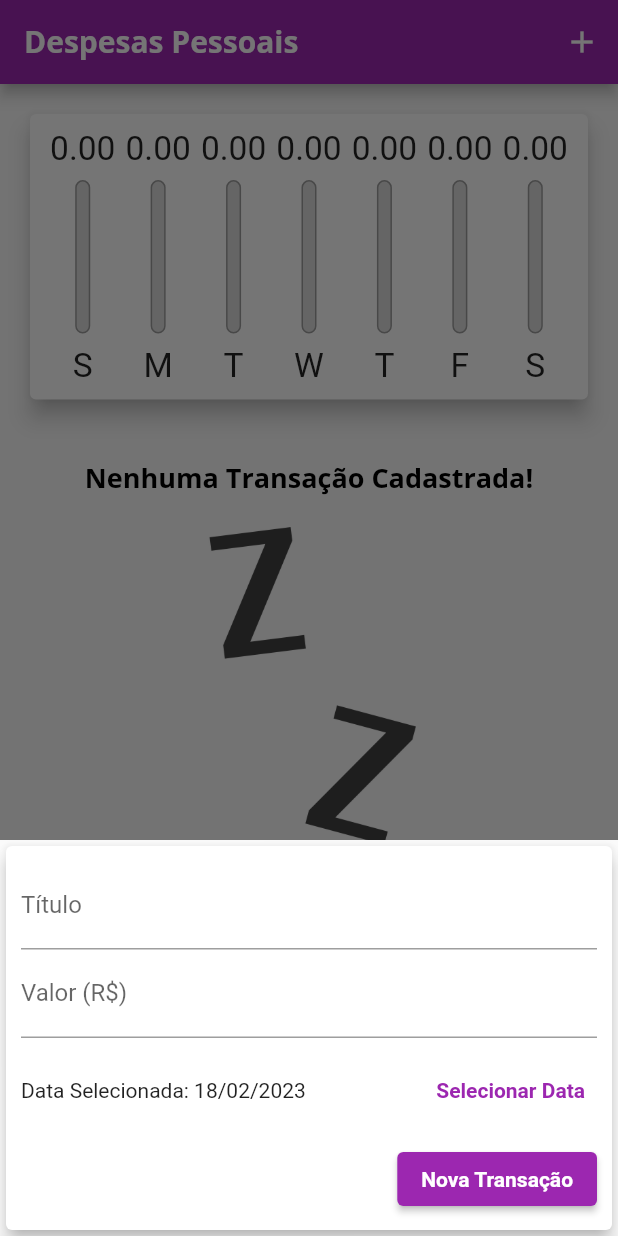
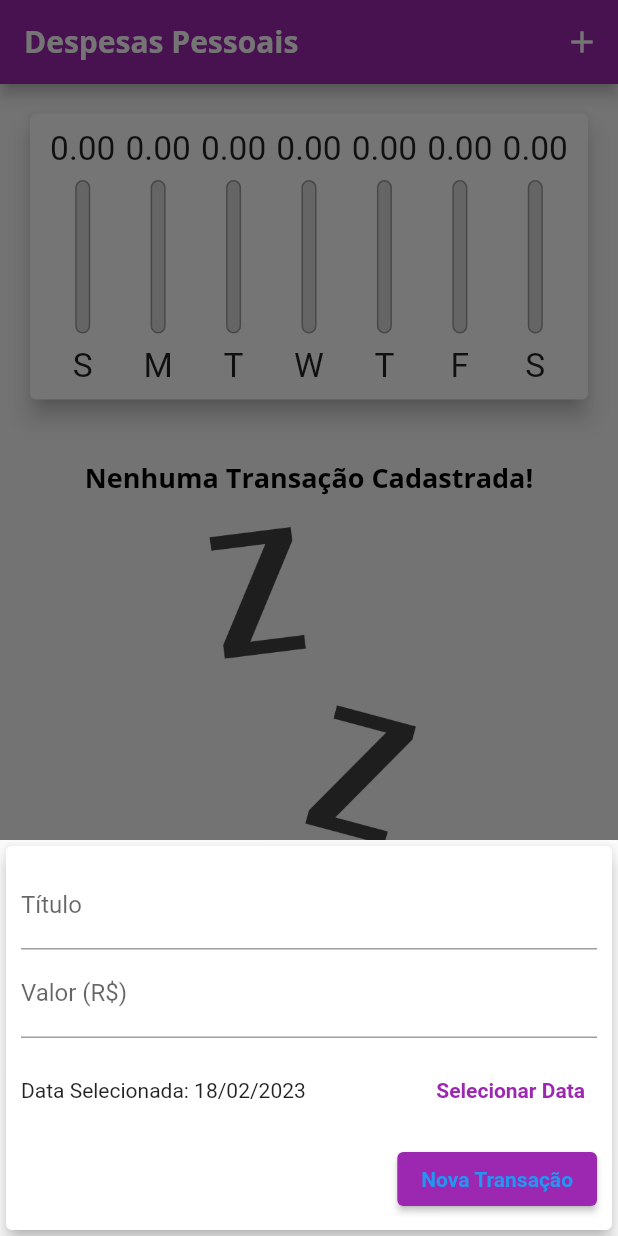
Before and after one commit to MatheusDCasanova/Expense-Controller, a Flutter app: the screen it shows after launch, after a tap on the "add" icon, on a phone screen of 412 x 824 dp. Run offline on Flutter 3.47's test engine with Material 2 defaults, Android fonts, the phone set to English and light mode, and no system bars.

Commit message:
adaptative changes

```diff
--- /dev/null
+++ b/lib/components/adaptative_button.dart
@@ -0,0 +1,33 @@
+import 'dart:io';
+import 'package:flutter/cupertino.dart';
+import 'package:flutter/material.dart';
+
+class AdaptativeButton extends StatelessWidget {
+  final String label;
+  final Function() onPressed;
+
+  const AdaptativeButton(
+    this.label,
+    this.onPressed,
+  );
+
+  @override
+  Widget build(BuildContext context) {
+    return Platform.isIOS
+        ? CupertinoButton(
+            child: Text(label),
+            onPressed: onPressed,
+            color: Theme.of(context).primaryColor,
+            padding: EdgeInsets.symmetric(
+              horizontal: 20,
+            ),
+          )
+        : ElevatedButton(
+            style: ButtonStyle(
+                foregroundColor: MaterialStateProperty.all<Color>(
+                    Theme.of(context).primaryColor)),
+            onPressed: onPressed,
+            child: Text(label),
+          );
+  }
+}
--- a/lib/components/transaction_form.dart
+++ b/lib/components/transaction_form.dart
@@ -1,5 +1,6 @@
 import 'package:flutter/material.dart';
 import 'package:intl/intl.dart';
+import 'adaptative_button.dart';
 
 class TransactionForm extends StatefulWidget {
   final void Function(String, double, DateTime) onSubmit;
@@ -99,15 +100,7 @@ class _TransactionFormState extends State<TransactionForm> {
               Row(
                 mainAxisAlignment: MainAxisAlignment.end,
                 children: <Widget>[
-                  ElevatedButton(
-                    child: Text(
-                      'Nova Transação',
-                      style: TextStyle(
-                        color: Theme.of(context).textTheme.button?.color,
-                      ),
-                    ),
-                    onPressed: _submitForm,
-                  ),
+                  AdaptativeButton('Nova Transação', _submitForm),
                 ],
               ),
             ],
--- a/lib/main.dart
+++ b/lib/main.dart
@@ -1,6 +1,8 @@
 import 'package:expenses/components/transaction_form.dart';
 import 'package:flutter/material.dart';
+import 'package:flutter/cupertino.dart';
 import 'dart:math';
+import 'dart:io';
 import 'components/transaction_form.dart';
 import 'components/transaction_list.dart';
 import 'components/chart.dart';
@@ -94,37 +96,47 @@ class _MyHomePageState extends State<MyHomePage> {
     );
   }
 
+  Widget _getIconButton(IconData icon, Function() fn) {
+    return Platform.isIOS
+        ? GestureDetector(onTap: fn, child: Icon(icon))
+        : IconButton(icon: Icon(icon), onPressed: fn);
+  }
+
   @override
   Widget build(BuildContext context) {
-    bool isLandscape =
-        MediaQuery.of(context).orientation == Orientation.landscape;
+    final mediaQuery = MediaQuery.of(context);
+    bool isLandscape = mediaQuery.orientation == Orientation.landscape;
+    final iconList = Platform.isIOS ? CupertinoIcons.refresh : Icons.list;
+    final chartList =
+        Platform.isIOS ? CupertinoIcons.refresh : Icons.show_chart;
 
-    final appBar = AppBar(
-      title: const Text('Despesas Pessoais'),
-      actions: [
+    final actions = [
       if (isLandscape)
-          IconButton(
-            icon: Icon(_showChart ? Icons.list : Icons.show_chart),
-            onPressed: () {
+        _getIconButton(
+          _showChart ? iconList : chartList,
+          () {
             setState(() {
               _showChart = !_showChart;
             });
           },
         ),
-        IconButton(
-          icon: const Icon(Icons.add),
-          onPressed: () => _openTransactionFormModal(context),
+      _getIconButton(
+        Platform.isIOS ? CupertinoIcons.add : Icons.add,
+        () => _openTransactionFormModal(context),
       ),
-      ],
+    ];
+
+    final appBar = AppBar(
+      title: const Text('Despesas Pessoais'),
+      actions: actions,
     );
 
-    final availableHeight = MediaQuery.of(context).size.height -
+    final availableHeight = mediaQuery.size.height -
         appBar.preferredSize.height -
-        MediaQuery.of(context).padding.top;
+        mediaQuery.padding.top;
 
-    return Scaffold(
-      appBar: appBar,
-      body: SingleChildScrollView(
+    final bodyPage = SafeArea(
+      child: SingleChildScrollView(
         child: Column(
           crossAxisAlignment: CrossAxisAlignment.stretch,
           children: [
@@ -145,22 +157,41 @@ class _MyHomePageState extends State<MyHomePage> {
             //   ),
             if (_showChart || !isLandscape)
               SizedBox(
-                height: availableHeight * (isLandscape ? 0.7 : 0.3),
+                height: availableHeight * (isLandscape ? 0.8 : 0.3),
                 child: Chart(_recentTransactions),
               ),
             if (!_showChart || !isLandscape)
               SizedBox(
-                height: availableHeight * 0.7,
+                height: availableHeight * (isLandscape ? 1 : 0.7),
                 child: TransactionList(_transactions, _removeTransaction),
               ),
           ],
         ),
       ),
-      floatingActionButton: FloatingActionButton(
+    );
+
+    return Platform.isIOS
+        ? CupertinoPageScaffold(
+            navigationBar: CupertinoNavigationBar(
+              middle: Text('Despesas Pessoais'),
+              trailing: Row(
+                mainAxisSize: MainAxisSize.min,
+                children: actions,
+              ),
+            ),
+            child: bodyPage,
+          )
+        : Scaffold(
+            appBar: appBar,
+            body: bodyPage,
+            floatingActionButton: Platform.isIOS
+                ? Container()
+                : FloatingActionButton(
                     child: const Icon(Icons.add),
                     onPressed: () => _openTransactionFormModal(context),
                   ),
-      floatingActionButtonLocation: FloatingActionButtonLocation.centerFloat,
+            floatingActionButtonLocation:
+                FloatingActionButtonLocation.centerFloat,
           );
   }
 }
```
Lines whose indentation alone changed are shown as unchanged.
